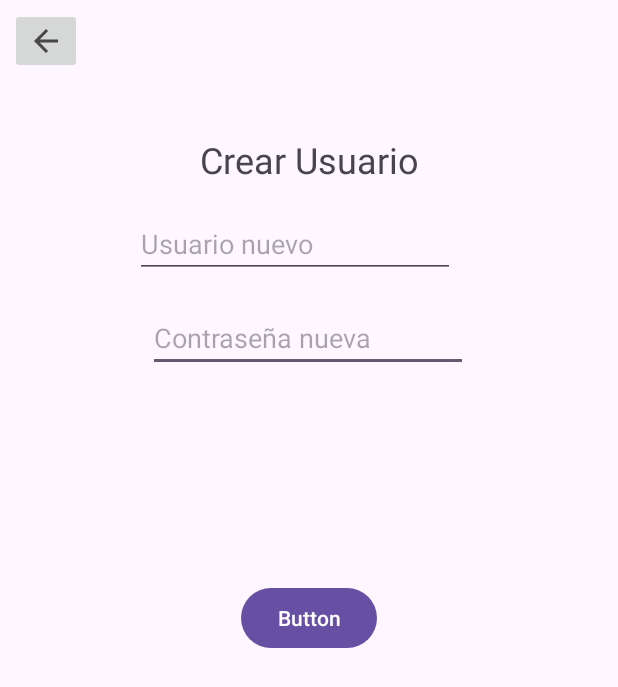
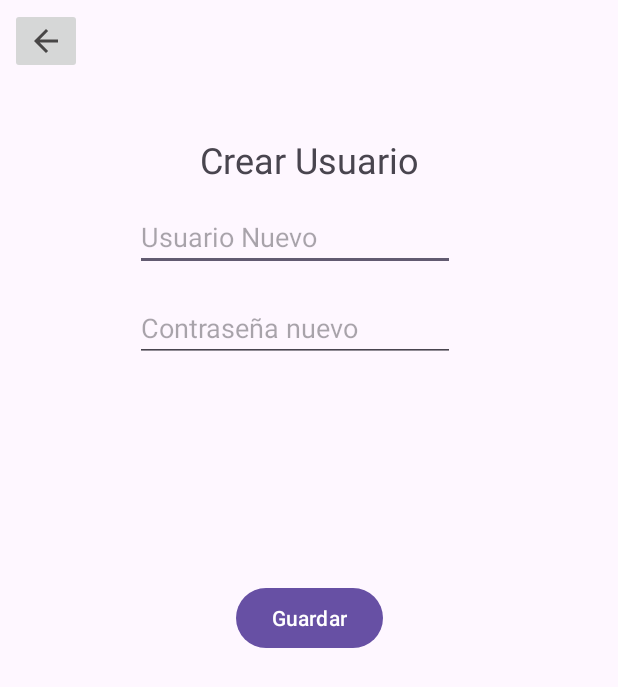
Before and after one commit to bCornejoPe/Crud-Evaluacion, an Android app: the RegistroActivity screen opened directly, with no data from a screen before it, on a phone screen of 412 x 824 dp. Shown: the top 687 px of the screen. Run offline under Robolectric (Android 15) with nearby library versions, the phone set to English and light mode, and no system bars.

```diff
--- a/CrudPrueba/app/src/main/res/layout/activity_registro.xml
+++ b/CrudPrueba/app/src/main/res/layout/activity_registro.xml
@@ -24,34 +24,34 @@
         android:layout_width="wrap_content"
         android:layout_height="wrap_content"
         android:ems="10"
-        android:hint="Contraseña nueva"
+        android:hint="Usuario Nuevo"
         android:inputType="text"
         app:layout_constraintBottom_toBottomOf="parent"
         app:layout_constraintEnd_toEndOf="parent"
-        app:layout_constraintHorizontal_bias="0.497"
+        app:layout_constraintHorizontal_bias="0.452"
         app:layout_constraintStart_toStartOf="parent"
         app:layout_constraintTop_toTopOf="parent"
-        app:layout_constraintVertical_bias="0.26" />
+        app:layout_constraintVertical_bias="0.174" />
 
     <EditText
         android:id="@+id/txtContrasenaNueva"
         android:layout_width="wrap_content"
         android:layout_height="wrap_content"
         android:ems="10"
-        android:hint="Usuario nuevo"
+        android:hint="Contraseña nuevo"
         android:inputType="text"
         app:layout_constraintBottom_toBottomOf="parent"
         app:layout_constraintEnd_toEndOf="parent"
         app:layout_constraintHorizontal_bias="0.452"
         app:layout_constraintStart_toStartOf="parent"
         app:layout_constraintTop_toTopOf="parent"
-        app:layout_constraintVertical_bias="0.18" />
+        app:layout_constraintVertical_bias="0.252" />
 
     <Button
         android:id="@+id/btnCrearUsuario"
         android:layout_width="wrap_content"
         android:layout_height="wrap_content"
-        android:text="Button"
+        android:text="Guardar"
         app:layout_constraintBottom_toBottomOf="parent"
         app:layout_constraintEnd_toEndOf="parent"
         app:layout_constraintStart_toStartOf="parent"
```
